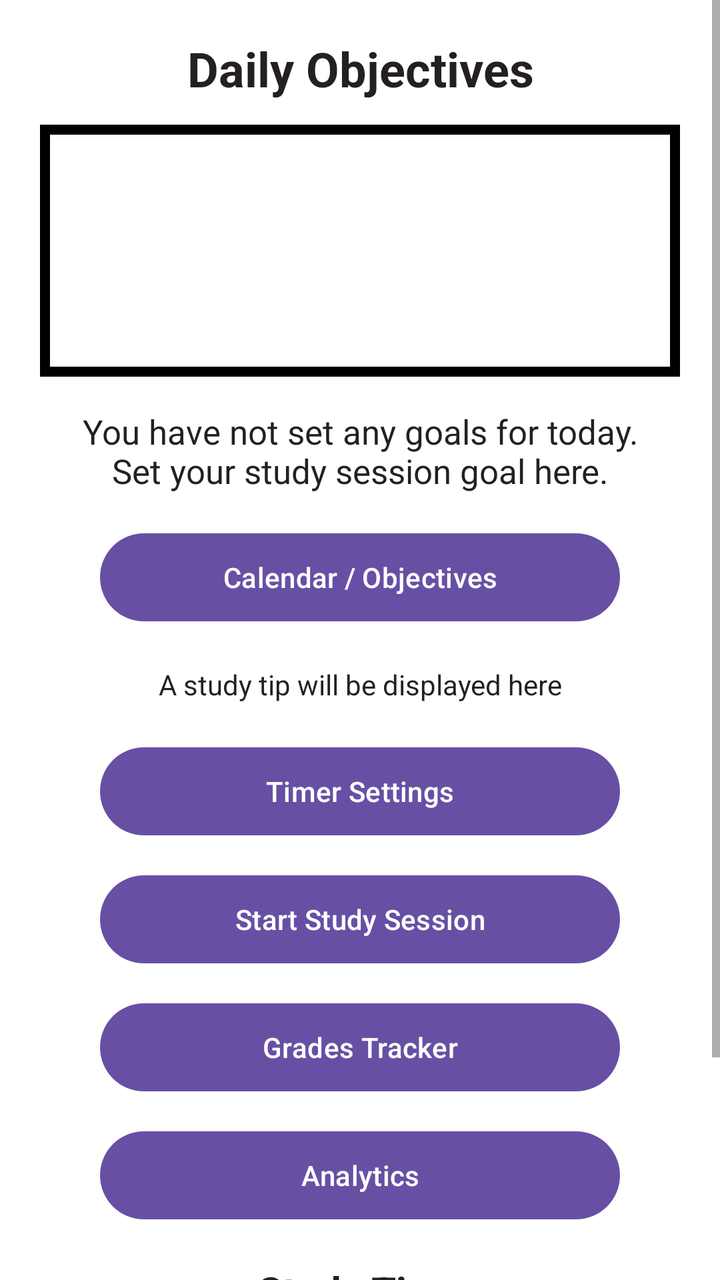
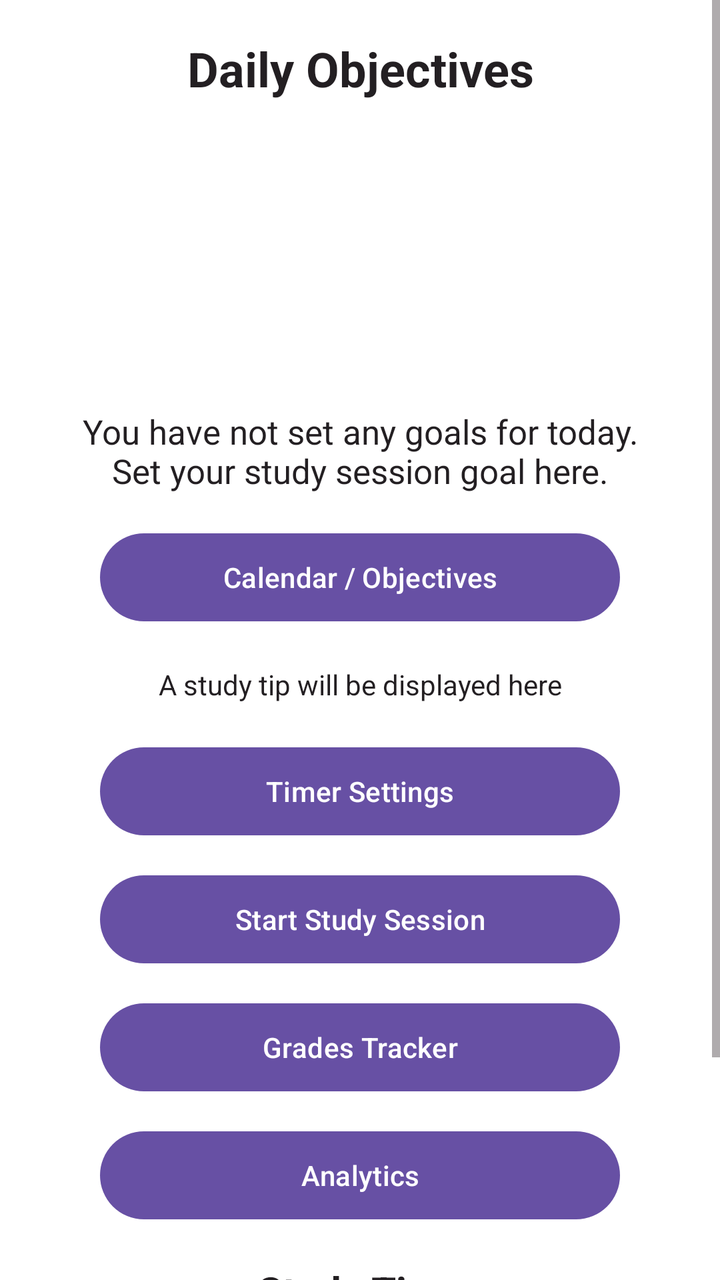

Two renders of the same Android screen: before a commit and after it. Below are the layout's source before the change and the commit's diff.
<!-- AndroidManifest.xml: application theme Theme.Zone -->
<!-- res/layout/activity_main.xml -->
<?xml version="1.0" encoding="utf-8"?>
<ScrollView xmlns:android="http://schemas.android.com/apk/res/android"
    android:id="@+id/main"
    android:layout_width="match_parent"
    android:layout_height="match_parent"
    android:background="@color/white"
    android:fillViewport="true">

    <LinearLayout
        android:layout_width="match_parent"
        android:layout_height="wrap_content"
        android:gravity="center_horizontal"
        android:orientation="vertical"
        android:paddingStart="20dp"
        android:paddingTop="18dp"
        android:paddingEnd="20dp"
        android:paddingBottom="32dp">

        <TextView
            android:id="@+id/dailyObjectiveText"
            android:layout_width="match_parent"
            android:layout_height="wrap_content"
            android:gravity="center"
            android:text="Daily Objectives"
            android:textColor="@color/zone_text_primary"
            android:textSize="24sp"
            android:textStyle="bold" />

        <ListView
            android:id="@+id/dailyGoalsListView"
            android:layout_width="match_parent"
            android:layout_height="126dp"
            android:layout_marginTop="12dp"
            android:background="@drawable/textview_border" />

        <TextView
            android:id="@+id/goalPrompt"
            android:layout_width="match_parent"
            android:layout_height="wrap_content"
            android:layout_marginTop="8dp"
            android:gravity="center"
            android:minHeight="54dp"
            android:padding="8dp"
            android:text="You have not set any goals for today. Set your study session goal here."
            android:textColor="@color/zone_text_primary"
            android:textSize="17sp" />

        <Button
            android:id="@+id/objectivesButton"
            android:layout_width="260dp"
            android:layout_height="52dp"
            android:layout_marginTop="8dp"
            android:text="Calendar / Objectives"
            android:textColor="@color/white" />

        <TextView
            android:id="@+id/studyTipTextView"
            android:layout_width="match_parent"
            android:layout_height="wrap_content"
            android:layout_marginTop="18dp"
            android:layout_marginBottom="8dp"
            android:gravity="center"
            android:text="A study tip will be displayed here"
            android:textColor="@color/zone_text_primary" />

        <Button
            android:id="@+id/timerSettings"
            android:layout_width="260dp"
            android:layout_height="52dp"
            android:layout_marginTop="10dp"
            android:text="Timer Settings" />

        <Button
            android:id="@+id/startStudySeshButton"
            android:layout_width="260dp"
            android:layout_height="52dp"
            android:layout_marginTop="12dp"
            android:text="Start Study Session" />

        <Button
            android:id="@+id/gradesTrackerButton"
            android:layout_width="260dp"
            android:layout_height="52dp"
            android:layout_marginTop="12dp"
            android:text="Grades Tracker" />

        <Button
            android:id="@+id/analyticsButton"
            android:layout_width="260dp"
            android:layout_height="52dp"
            android:layout_marginTop="12dp"
            android:text="Analytics" />

        <TextView
            android:id="@+id/timerTitle"
            android:layout_width="match_parent"
            android:layout_height="wrap_content"
            android:layout_marginTop="18dp"
            android:gravity="center"
            android:text="Study Time"
            android:textColor="@color/zone_text_primary"
            android:textSize="20sp"
            android:textStyle="bold" />

        <TextView
            android:id="@+id/timerDisplay"
            android:layout_width="wrap_content"
            android:layout_height="wrap_content"
            android:layout_marginTop="8dp"
            android:layout_marginBottom="12dp"
            android:text="00:00"
            android:textColor="@color/zone_text_primary"
            android:textSize="48sp"
            android:textStyle="bold" />

        <Button
            android:id="@+id/pauseTimer"
            android:layout_width="140dp"
            android:layout_height="48dp"
            android:layout_marginTop="8dp"
            android:text="Pause"
            android:visibility="gone" />

        <Button
            android:id="@+id/resetTimer"
            android:layout_width="140dp"
            android:layout_height="48dp"
            android:layout_marginTop="8dp"
            android:text="Reset"
            android:visibility="gone" />

        <Button
            android:id="@+id/completeTimer"
            android:layout_width="140dp"
            android:layout_height="48dp"
            android:layout_marginTop="8dp"
            android:text="Complete"
            android:visibility="gone" />
    </LinearLayout>
</ScrollView>
<!-- resources referenced by this layout -->
<resources>
  <color name="white">#FFFFFFFF</color>
  <color name="zone_text_primary">#231F22</color>
  <!-- drawable textview_border (drawable) -->
  <?xml version="1.0" encoding="utf-8"?>
  <shape xmlns:android="http://schemas.android.com/apk/res/android"
      android:shape="rectangle">
      <stroke
          android:color="@color/black"
          android:width="5dp" />
  
  </shape>
  <style name="Theme.Zone" parent="Base.Theme.Zone" />
  <color name="black">#FF000000</color>
  <style name="Base.Theme.Zone" parent="Theme.Material3.Light">
          <item name="colorPrimary">@color/zone_primary</item>
          <item name="colorOnPrimary">@color/white</item>
          <item name="colorSecondary">@color/zone_heart</item>
          <item name="colorSurface">@color/white</item>
          <item name="colorSurfaceContainer">@color/zone_surface</item>
          <item name="colorOnSurface">@color/zone_text_primary</item>
          <item name="android:colorAccent">@color/zone_primary</item>
          <item name="android:textColorPrimary">@color/zone_text_primary</item>
          <item name="android:textColorSecondary">@color/zone_text_secondary</item>
          <item name="android:navigationBarColor">@color/white</item>
          <item name="android:statusBarColor">@color/zone_primary</item>
          <item name="android:windowLightStatusBar">false</item>
          <item name="android:windowBackground">@color/zone_background</item>
      </style>
  <color name="zone_primary">#6750A4</color>
  <color name="zone_heart">#D8325A</color>
  <color name="zone_surface">#FFF1F4</color>
  <color name="zone_text_secondary">#655D62</color>
  <color name="zone_background">#FFF8FA</color>
</resources>

<!-- the commit's change to res/layout/activity_main.xml (unified diff, before → after) -->
@@ -30,8 +30,7 @@
             android:id="@+id/dailyGoalsListView"
             android:layout_width="match_parent"
             android:layout_height="126dp"
-            android:layout_marginTop="12dp"
-            android:background="@drawable/textview_border" />
+            android:layout_marginTop="12dp" />
 
         <TextView
             android:id="@+id/goalPrompt"
<!-- resource entries referenced after the edit -->
@@ -2,17 +2,7 @@
 <resources>
   <color name="white">#FFFFFFFF</color>
   <color name="zone_text_primary">#231F22</color>
-  <!-- drawable textview_border (drawable) -->
-  <?xml version="1.0" encoding="utf-8"?>
-  <shape xmlns:android="http://schemas.android.com/apk/res/android"
-      android:shape="rectangle">
-      <stroke
-          android:color="@color/black"
-          android:width="5dp" />
-  
-  </shape>
   <style name="Theme.Zone" parent="Base.Theme.Zone" />
-  <color name="black">#FF000000</color>
   <style name="Base.Theme.Zone" parent="Theme.Material3.Light">
           <item name="colorPrimary">@color/zone_primary</item>
           <item name="colorOnPrimary">@color/white</item>
